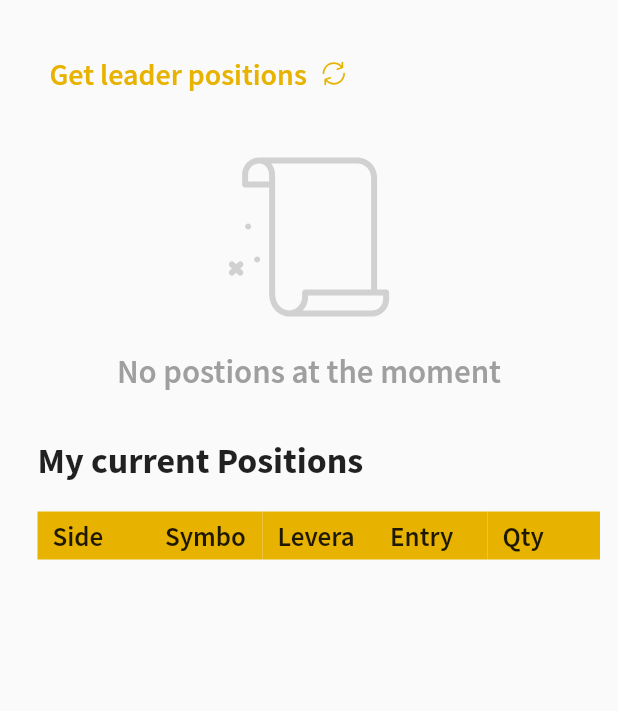
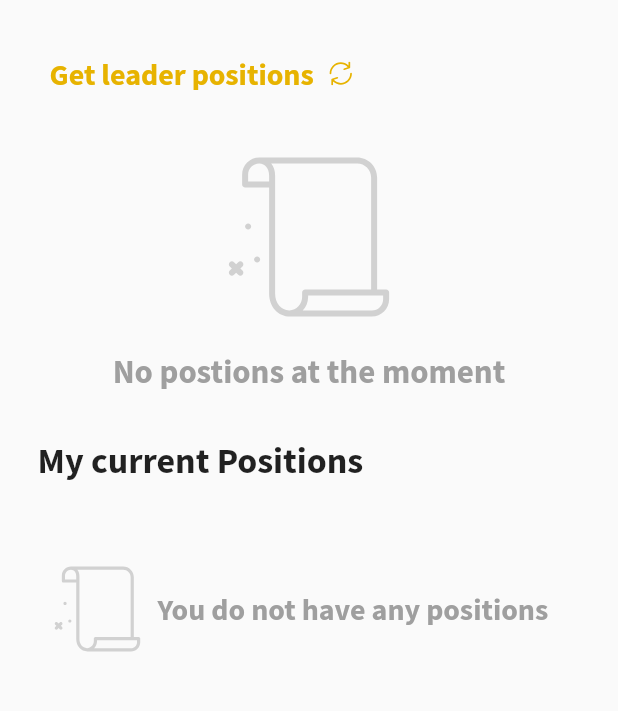
Before and after one commit to SeanBaraka/crodl, a Flutter app: the DashBoardScreen screen opened by its route, after a tap on "Get leader positions", on a phone screen of 412 x 824 dp, the part 150-861 px from its top. Run offline on Flutter 3.47's test engine with Material 2 defaults, Android fonts, the light colour scheme and no system bars; our stand-ins replace flutter_svg, shared_preferences; accounts and stored records are empty; network calls fail.

Commit message:
copy leader position fix

```diff
--- /dev/null
+++ b/lib/components/default_alert_dialogs.dart
@@ -0,0 +1,30 @@
+import 'package:crodl/constants/colors.dart';
+import 'package:crodl/screens/login_screen.dart';
+import 'package:flutter/material.dart';
+
+Future<void> showAlertDialog(BuildContext context) {
+  return showDialog(
+      context: context,
+      barrierDismissible: false,
+      builder: (c) {
+        return AlertDialog(
+          title: Text("Access Denied", style: TextStyle(fontWeight: FontWeight.bold),),
+          content: Container(
+            height: MediaQuery.of(context).size.height *  .15,
+            child: Column(
+              children: [
+                Text('Your access token has expired. Kindly login again', style: TextStyle(fontSize: 18),),
+                Spacer(),
+                TextButton(onPressed: () {
+                  Navigator.pushNamedAndRemoveUntil(context, LoginScreen.routeName, (route) => false);
+                }, child: Padding(
+                  padding: const EdgeInsets.all(8.0),
+                  child: Text("Login Here", style: TextStyle(color: primaryColor, fontSize: 20, fontWeight: FontWeight.w600),),
+                ))
+              ],
+            ),
+          ),
+        );
+      }
+  );
+}
--- a/lib/screens/account_setup.dart
+++ b/lib/screens/account_setup.dart
@@ -1,5 +1,6 @@
 import 'dart:convert';
 
+import 'package:crodl/components/default_alert_dialogs.dart';
 import 'package:crodl/components/default_button.dart';
 import 'package:crodl/components/default_loader.dart';
 import 'package:crodl/components/input_box.dart';
@@ -183,31 +184,6 @@ class _AccountSetupState extends State<AccountSetup> {
     );
   }
 
-  Future<void> showAlertDialog(BuildContext context) {
-    return showDialog(
-      context: context,
-      barrierDismissible: false,
-      builder: (c) {
-        return AlertDialog(
-          title: Text("Access Denied", style: TextStyle(fontWeight: FontWeight.bold),),
-          content: Container(
-            height: MediaQuery.of(context).size.height *  .15,
-            child: Column(
-              children: [
-                Text('Your access token has expired. Kindly login again', style: TextStyle(fontSize: 18),),
-                Spacer(),
-                TextButton(onPressed: () {
-                  Navigator.pushNamedAndRemoveUntil(context, LoginScreen.routeName, (route) => false);
-                }, child: Padding(
-                  padding: const EdgeInsets.all(8.0),
-                  child: Text("Login Here", style: TextStyle(color: primaryColor, fontSize: 20, fontWeight: FontWeight.w600),),
-                ))
-              ],
-            ),
-          ),
-        );
-      }
-    );
-  }
+
 
 }
--- a/lib/screens/dashboard_screen.dart
+++ b/lib/screens/dashboard_screen.dart
@@ -1,3 +1,5 @@
+import 'package:crodl/components/default_alert_dialogs.dart';
+import 'package:crodl/components/default_button.dart';
 import 'package:crodl/constants/colors.dart';
 import 'package:crodl/screens/account_setup.dart';
 import 'package:flutter/material.dart';
@@ -13,7 +15,7 @@ class DashBoardScreen extends StatefulWidget {
 }
 
 class _DashBoardScreenState extends State<DashBoardScreen> {
-  dynamic leaderPositionResponse;
+  dynamic leaderPositionResponse,followerPosition;
   bool isLoading, isCopyLoading;
 
   String responseMessage;
@@ -64,15 +66,20 @@ class _DashBoardScreenState extends State<DashBoardScreen> {
                 children: [
                   TextButton(
                       onPressed: () async {
-                        var response = await getLeaderPositions();
+                        var followerPositions = await getCurrentPositions();
+
                         setState(() {
                           isLoading = true;
                         });
+                        var response = await getLeaderPositions();
+
                         if (response['status'] == 200) {
                           var leaderPosition = response['leader_position'];
+
                           setState(() {
                             isLoading = false;
                             leaderPositionResponse = leaderPosition;
+                            followerPosition = followerPositions['orderDetails'];
                           });
                         }
                       },
@@ -84,7 +91,7 @@ class _DashBoardScreenState extends State<DashBoardScreen> {
                                 : "Getting Leader Positions... please wait",
                             style: TextStyle(
                                 fontSize: 20,
-                                fontWeight: FontWeight.w600,
+                                fontWeight: FontWeight.w700,
                                 color: primaryColor),
                           ),
                           SizedBox(
@@ -122,29 +129,29 @@ class _DashBoardScreenState extends State<DashBoardScreen> {
                                   "Side",
                                   style: TextStyle(
                                       fontSize: 18,
-                                      fontWeight: FontWeight.w600),
+                                      fontWeight: FontWeight.w700),
                                 ),
                               ),
                               Text("Symbol",
                                   style: TextStyle(
                                       fontSize: 18,
-                                      fontWeight: FontWeight.w600)),
+                                      fontWeight: FontWeight.w700)),
                               Text("Lev",
                                   style: TextStyle(
                                       fontSize: 18,
-                                      fontWeight: FontWeight.w600)),
+                                      fontWeight: FontWeight.w700)),
                               Text("Entry",
                                   style: TextStyle(
                                       fontSize: 18,
-                                      fontWeight: FontWeight.w600)),
+                                      fontWeight: FontWeight.w700)),
                               Text("Qty",
                                   style: TextStyle(
                                       fontSize: 18,
-                                      fontWeight: FontWeight.w600)),
+                                      fontWeight: FontWeight.w700)),
                               Container()
                             ]),
                             buildCrodlTableRow(
-                                leaderPosition: leaderPositionResponse)
+                                leaderPosition: leaderPositionResponse, actions: true)
                           ],
                         )
                       : Container(
@@ -160,7 +167,7 @@ class _DashBoardScreenState extends State<DashBoardScreen> {
                                 style: TextStyle(
                                     fontSize: 22,
                                     color: lightGreyColor,
-                                    fontWeight: FontWeight.w600),
+                                    fontWeight: FontWeight.w700),
                               )
                             ],
                           )),
@@ -175,59 +182,75 @@ class _DashBoardScreenState extends State<DashBoardScreen> {
                   SizedBox(
                     height: 20,
                   ),
-                  Table(
+                  followerPosition != null ? Table(
                     defaultColumnWidth: FixedColumnWidth(75),
                     children: [
                       TableRow(children: [
                         Container(
-                          color: primaryColor,
-                          padding:
-                              EdgeInsets.symmetric(horizontal: 10, vertical: 5),
+                          alignment: AlignmentDirectional.centerStart,
+                          margin:
+                              EdgeInsets.only(bottom: 5),
                           height: 32,
                           child: Text(
                             "Side",
                             style: TextStyle(
-                                fontSize: 18, fontWeight: FontWeight.w600),
+                                fontSize: 18, fontWeight: FontWeight.w700),
                           ),
                         ),
                         Container(
-                          color: primaryColor,
-                          padding:
-                              EdgeInsets.symmetric(horizontal: 10, vertical: 5),
+                          alignment: AlignmentDirectional.centerStart,
+                          margin:
+                              EdgeInsets.only(bottom: 5),
                           height: 32,
                           child: Text("Symbol",
                               style: TextStyle(
-                                  fontSize: 18, fontWeight: FontWeight.w600)),
+                                  fontSize: 18, fontWeight: FontWeight.w700)),
                         ),
                         Container(
-                          color: primaryColor,
-                          padding:
-                              EdgeInsets.symmetric(horizontal: 10, vertical: 5),
+                          alignment: AlignmentDirectional.centerStart,
+                          margin:
+                          EdgeInsets.only(bottom: 5),
                           height: 32,
                           child: Text("Leverage",
                               style: TextStyle(
-                                  fontSize: 18, fontWeight: FontWeight.w600)),
+                                  fontSize: 18, fontWeight: FontWeight.w700)),
                         ),
                         Container(
-                          color: primaryColor,
-                          padding:
-                              EdgeInsets.symmetric(horizontal: 10, vertical: 5),
+                          alignment: AlignmentDirectional.centerStart,
+                          margin:
+                          EdgeInsets.only(bottom: 5),
                           height: 32,
                           child: Text("Entry",
                               style: TextStyle(
-                                  fontSize: 18, fontWeight: FontWeight.w600)),
+                                  fontSize: 18, fontWeight: FontWeight.w700)),
                         ),
                         Container(
-                          color: primaryColor,
-                          padding:
-                              EdgeInsets.symmetric(horizontal: 10, vertical: 5),
+                          margin:
+                          EdgeInsets.only(bottom: 5),
+                          alignment: AlignmentDirectional.centerStart,
                           height: 32,
                           child: Text("Qty",
                               style: TextStyle(
-                                  fontSize: 18, fontWeight: FontWeight.w600)),
+                                  fontSize: 18, fontWeight: FontWeight.w700)),
                         ),
-                      ]),
+                        Container()
                       ],
+                      ),
+                      buildCrodlTableRow(leaderPosition: followerPosition, actions: false)
+                    ],
+                  ) : Container(
+                    child: Center(
+                      child: Padding(
+                        padding: const EdgeInsets.symmetric(vertical: 25),
+                        child: Row(
+                          children: [
+                            SvgPicture.asset('assets/icons/note.svg', width: 80,),
+                            Text("You do not have any positions", style: TextStyle(fontSize:
+                            20, fontWeight: FontWeight.bold, color: lightGreyColor),)
+                          ],
+                        ),
+                      ),
+                    ),
                   )
                 ],
               ),
@@ -238,15 +261,16 @@ class _DashBoardScreenState extends State<DashBoardScreen> {
     );
   }
 
-  TableRow buildCrodlTableRow({dynamic leaderPosition}) {
+
+  TableRow buildCrodlTableRow({dynamic leaderPosition, bool actions}) {
     final List<dynamic> columns = [
       leaderPosition['side'],
       leaderPosition['symbol'],
       leaderPosition['leverage'],
-      leaderPosition['entry_price'],
+      leaderPosition['entry_price'].toString(),
       leaderPosition['size']
     ];
-    double entryPrice = columns[3];
+    double entryPrice = double.parse(columns[3]);
 
     return TableRow(children: [
       Container(
@@ -272,24 +296,31 @@ class _DashBoardScreenState extends State<DashBoardScreen> {
         columns[4].toString(),
         style: TextStyle(fontSize: 18),
       ),
-      IconCodlButton(
+      actions == true ? IconCodlButton(
         isCopyLoading: isCopyLoading,
         onPressed: () async {
           setState(() {
             isCopyLoading = true;
           });
+
           var positionDetails = {
             "side": columns[0].toString(),
             "symbol": columns[1].toString(),
             "leverage": columns[2].toString()
           };
+
           var copyResponse = await copyLeaderPosition(positionDetails);
-
+          // a case scenario where the token issued has expired
+          if (copyResponse['status'] == 200) {
+            if (copyResponse != null) {
               var message = copyResponse['message'];
 
               if (message != null) {
+                var serverResponse = await getCurrentPositions();
+                var followerOrders = serverResponse['orderDetails'];
                 setState(() {
                   isCopyLoading = false;
+                  followerPosition = followerOrders;
                 });
                 var snackBar = SnackBar(
                     padding: EdgeInsets.symmetric(horizontal: 20, vertical: 10),
@@ -302,12 +333,26 @@ class _DashBoardScreenState extends State<DashBoardScreen> {
                     ));
                 ScaffoldMessenger.of(context).showSnackBar(snackBar);
               }
+            } else {
+              setState(() {
+                isCopyLoading = false;
+              });
+              var snackBar = SnackBar(
+                  backgroundColor: Colors.redAccent,
+                  action: SnackBarAction(textColor: darkColor, onPressed: ()=>{},),
+                  content: Text("Sorry, network connection could not be established"));
+              ScaffoldMessenger.of(context).showSnackBar(snackBar);
+            }
+          } else if (copyResponse['status'] == 401) {
+              showAlertDialog(context);
+          }
 
           // return SnackBar(content: Text(message));
         },
-      )
+      ) : Container()
     ]);
   }
+
 }
 
 class IconCodlButton extends StatelessWidget {
--- a/lib/services/network_services.dart
+++ b/lib/services/network_services.dart
@@ -17,7 +17,7 @@ Future<dynamic> userRegister(Map<String, String> userData) async {
       'Content-Type': 'application/json; charset=UTF-8',
     },
   );
-  print("respoknse ${response.body}");
+  print("response ${response.body}");
   return jsonDecode(response.body);
 }
 
@@ -73,6 +73,7 @@ Future<dynamic> getLeaderPositions() async {
     return jsonDecode(serverError);
   } // check if a status code of 200 was not returned, implying that an error occurred.
 
+
   return jsonDecode(response
       .body); // if a 200 status code was returned, then we are good to go. bye.
 }
@@ -94,3 +95,17 @@ Future<dynamic> copyLeaderPosition(Map<String, String> positionDetails) async {
 
   return jsonDecode(response.body);
 }
+
+Future<dynamic> getCurrentPositions() async {
+  var url = Uri.http(serverApiUrl, '/v1/follower_orders');
+
+  var prefs = await SharedPreferences.getInstance();
+  var token = prefs.getString('authToken');
+
+  var response = await http.post(url, headers: {
+    'Content-Type': 'application/json; charset=UTF-8',
+    'Authorization': 'Bearer $token'
+  });
+
+  return jsonDecode(response.body);
+}
```
Lines whose indentation alone changed are shown as unchanged.
